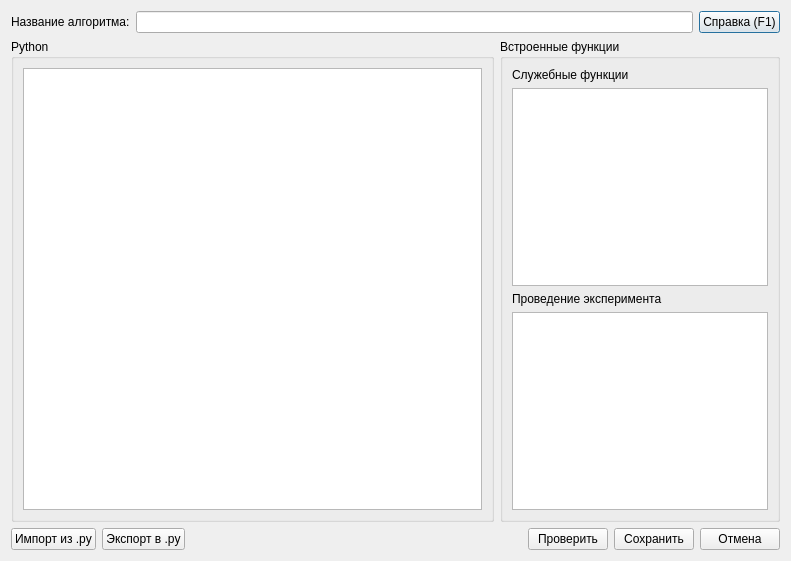
Before: the Qt Designer form gui/uies/algorithm_editor.ui in neurocomputer/MemriBoard, drawn with Qt 5.
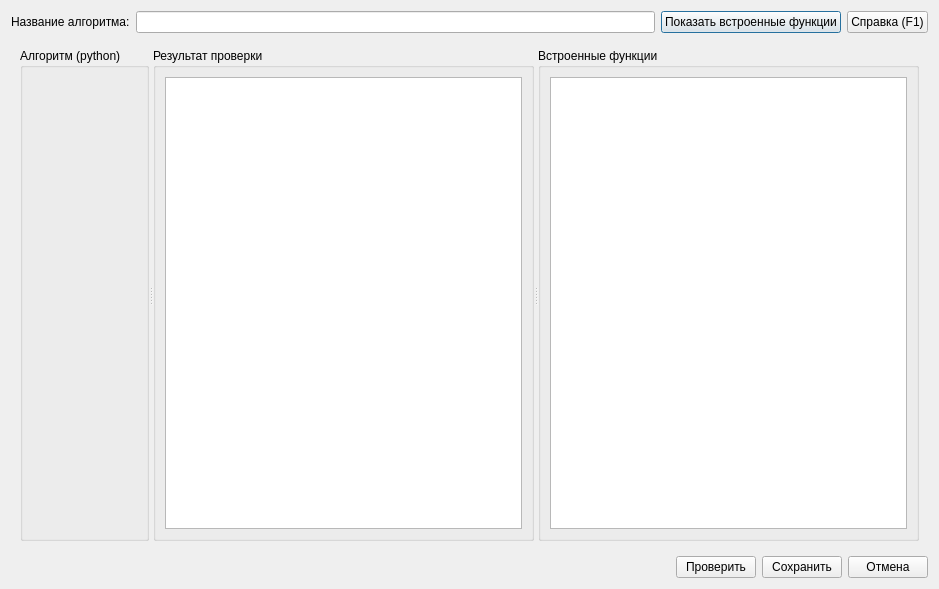
After: the same form once the commit is applied.

Commit message: Code editor and code checking finished

Patch:
```diff
--- a/gui/uies/algorithm_editor.ui
+++ b/gui/uies/algorithm_editor.ui
@@ -6,14 +6,14 @@
    <rect>
     <x>0</x>
     <y>0</y>
-    <width>791</width>
-    <height>561</height>
+    <width>939</width>
+    <height>589</height>
    </rect>
   </property>
   <property name="windowTitle">
    <string>Dialog</string>
   </property>
-  <layout class="QVBoxLayout" name="verticalLayout">
+  <layout class="QVBoxLayout" name="verticalLayout" stretch="0,1,0">
    <item>
     <layout class="QHBoxLayout" name="horizontalLayout">
      <item>
@@ -26,6 +26,16 @@
      <item>
       <widget class="QLineEdit" name="lineEdit_alg_name"/>
      </item>
+     <item>
+      <widget class="QPushButton" name="btn_show_funcs">
+       <property name="text">
+        <string>Показать встроенные функции</string>
+       </property>
+       <property name="checkable">
+        <bool>true</bool>
+       </property>
+      </widget>
+     </item>
      <item>
       <widget class="QPushButton" name="btn_help">
        <property name="text">
@@ -36,66 +46,46 @@
     </layout>
    </item>
    <item>
-    <layout class="QHBoxLayout" name="horizontalLayout_4" stretch="1,0">
+    <widget class="QWidget" name="widget" native="true">
+     <layout class="QHBoxLayout" name="horizontalLayout_4">
      <item>
+       <widget class="QSplitter" name="splitter">
+        <property name="orientation">
+         <enum>Qt::Horizontal</enum>
+        </property>
       <widget class="QGroupBox" name="groupBox_code_editor">
        <property name="title">
-        <string>Python</string>
-       </property>
-       <layout class="QHBoxLayout" name="horizontalLayout_3">
+          <string>Алгоритм (python)</string>
+         </property>
+         <layout class="QHBoxLayout" name="horizontalLayout_3" stretch=""/>
+        </widget>
+        <widget class="QGroupBox" name="groupBox_check_result">
+         <property name="title">
+          <string>Результат проверки</string>
+         </property>
+         <layout class="QVBoxLayout" name="verticalLayout_3">
         <item>
-         <widget class="QPlainTextEdit" name="code_editor"/>
+           <widget class="QPlainTextEdit" name="plainTextEdit_check"/>
         </item>
        </layout>
       </widget>
-     </item>
-     <item>
       <widget class="QGroupBox" name="groupBox_funcs">
        <property name="title">
         <string>Встроенные функции</string>
        </property>
        <layout class="QVBoxLayout" name="verticalLayout_2">
         <item>
-         <widget class="QLabel" name="label_utility_funcs">
-          <property name="text">
-           <string>Служебные функции</string>
-          </property>
-         </widget>
-        </item>
-        <item>
-         <widget class="QListWidget" name="listWidget_utility_funcs"/>
-        </item>
-        <item>
-         <widget class="QLabel" name="label_exp_funcs">
-          <property name="text">
-           <string>Проведение эксперимента</string>
-          </property>
-         </widget>
-        </item>
-        <item>
-         <widget class="QListWidget" name="listWidget_exp_funcs"/>
-        </item>
-       </layout>
-      </widget>
-     </item>
-    </layout>
+           <widget class="QPlainTextEdit" name="textEdit_functions"/>
+          </item>
+         </layout>
+        </widget>
+       </widget>
+      </item>
+     </layout>
+    </widget>
    </item>
    <item>
     <layout class="QHBoxLayout" name="horizontalLayout_2">
-     <item>
-      <widget class="QPushButton" name="btn_import">
-       <property name="text">
-        <string>Импорт из .py</string>
-       </property>
-      </widget>
-     </item>
-     <item>
-      <widget class="QPushButton" name="btn_export">
-       <property name="text">
-        <string>Экспорт в .py</string>
-       </property>
-      </widget>
-     </item>
      <item>
       <spacer name="horizontalSpacer">
        <property name="orientation">
```
Lines whose indentation alone changed are shown as unchanged. The commit also changes 8 other files.
